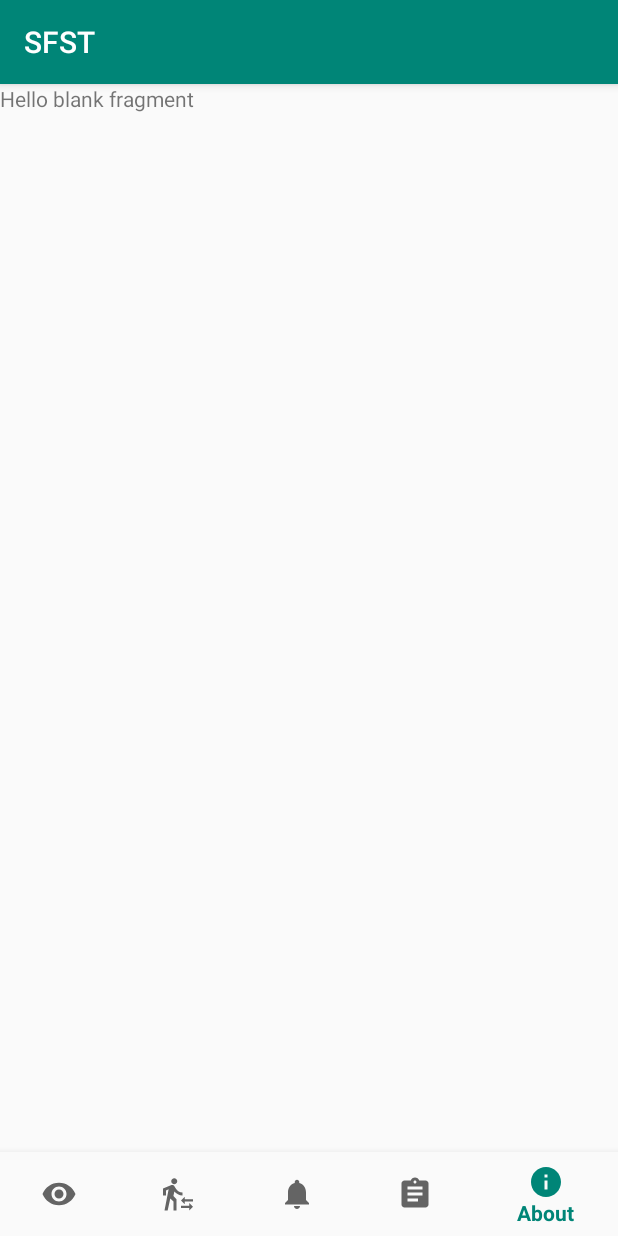
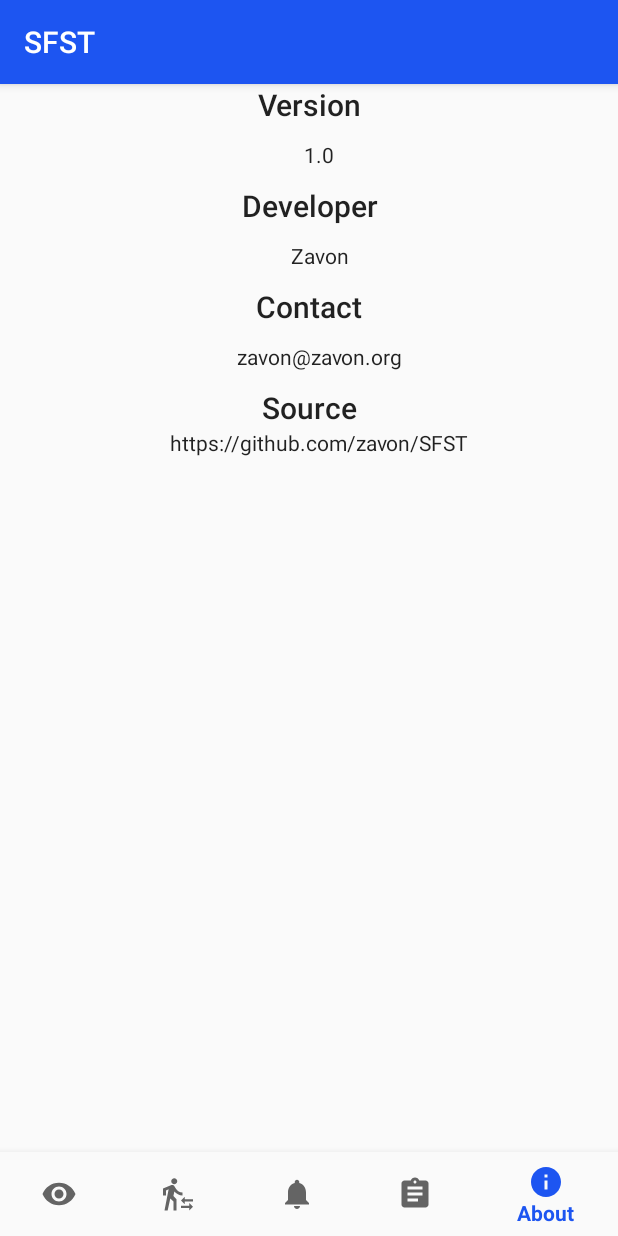
Before and after one commit to Zavon/SFSTo, an Android app: the screen it shows after launch (MainActivity), item 5 of the bottom bar chosen, on a phone screen of 412 x 824 dp. Run offline under Robolectric (Android 15) with nearby library versions, the phone set to English and light mode, and no system bars.

Commit message:
Remove unneeded widget design.
Return true to fix highlight

```diff
--- a/app/src/main/AndroidManifest.xml
+++ b/app/src/main/AndroidManifest.xml
@@ -11,7 +11,9 @@
         android:theme="@style/AppTheme">
         <activity
             android:name=".MainActivity"
+            android:screenOrientation="portrait"
             android:label="@string/app_name">
+
             <intent-filter>
                 <action android:name="android.intent.action.MAIN" />
 
--- a/app/src/main/res/layout/fragment_about.xml
+++ b/app/src/main/res/layout/fragment_about.xml
@@ -1,14 +1,82 @@
 <?xml version="1.0" encoding="utf-8"?>
-<FrameLayout xmlns:android="http://schemas.android.com/apk/res/android"
+<ScrollView
+    xmlns:android="http://schemas.android.com/apk/res/android"
     xmlns:tools="http://schemas.android.com/tools"
     android:layout_width="match_parent"
     android:layout_height="match_parent"
+    android:fillViewport="true"
     tools:context=".aboutFragment">
 
-    <!-- TODO: Update blank fragment layout -->
-    <TextView
+    <LinearLayout
         android:layout_width="match_parent"
-        android:layout_height="match_parent"
-        android:text="@string/hello_blank_fragment" />
+        android:layout_height="wrap_content"
+        android:orientation="vertical">
 
-</FrameLayout>
+
+        <!-- TODO: Update blank fragment layout -->
+        <TextView
+            android:id="@+id/versionHeader"
+            android:layout_width="match_parent"
+            android:layout_height="wrap_content"
+            android:gravity="center"
+            android:text="@string/version_header"
+            android:textAppearance="@android:style/TextAppearance.Material.Title" />
+
+        <TextView
+            android:id="@+id/version"
+            android:layout_width="match_parent"
+            android:layout_height="40dp"
+            android:gravity="center"
+            android:text="@string/version"
+            android:textAppearance="@android:style/TextAppearance.Material.Body1" />
+
+        <TextView
+            android:id="@+id/developerHead"
+            android:layout_width="match_parent"
+            android:layout_height="wrap_content"
+            android:gravity="center"
+            android:text="@string/developerHeader"
+            android:textAppearance="@android:style/TextAppearance.Material.Title" />
+
+        <TextView
+            android:id="@+id/developer"
+            android:layout_width="match_parent"
+            android:layout_height="40dp"
+            android:gravity="center"
+            android:text="@string/developer"
+            android:textAppearance="@android:style/TextAppearance.Material.Body1" />
+
+        <TextView
+            android:id="@+id/contactHead"
+            android:layout_width="match_parent"
+            android:layout_height="wrap_content"
+            android:gravity="center"
+            android:text="@string/contactHeader"
+            android:textAppearance="@android:style/TextAppearance.Material.Title" />
+
+        <TextView
+            android:id="@+id/contact"
+            android:layout_width="match_parent"
+            android:layout_height="40dp"
+            android:gravity="center"
+            android:text="@string/contact"
+            android:textAppearance="@android:style/TextAppearance.Material.Body1" />
+
+        <TextView
+            android:id="@+id/sourceHeader"
+            android:layout_width="match_parent"
+            android:layout_height="wrap_content"
+            android:gravity="center"
+            android:text="@string/sourceHeader"
+            android:textAppearance="@android:style/TextAppearance.Material.Title" />
+
+        <TextView
+            android:id="@+id/source"
+            android:layout_width="match_parent"
+            android:layout_height="wrap_content"
+            android:gravity="center"
+            android:text="@string/source"
+            android:textAppearance="@android:style/TextAppearance.Material.Body1" />
+
+    </LinearLayout>
+</ScrollView>
--- a/app/src/main/res/values/colors.xml
+++ b/app/src/main/res/values/colors.xml
@@ -1,6 +1,6 @@
 <?xml version="1.0" encoding="utf-8"?>
 <resources>
-    <color name="colorPrimary">#008577</color>
-    <color name="colorPrimaryDark">#00574B</color>
+    <color name="colorPrimary">#1d55f1</color>
+    <color name="colorPrimaryDark">#001dbc</color>
     <color name="colorAccent">#D81B60</color>
 </resources>
--- a/app/src/main/res/values/strings.xml
+++ b/app/src/main/res/values/strings.xml
@@ -22,4 +22,14 @@
     <string name="smoothPursuit">Lack of Smooth Pursuit</string>
     <string name="distinct">Distinct and Sustained Nystagmus at Maximum Deviation</string>
     <string name="priorTo45">Onset Prior to 45 degrees</string>
+
+    <!-- About Strings -->
+    <string name="version_header">Version</string>
+    <string name="version">\t1.0</string>
+    <string name="developerHeader">Developer</string>
+    <string name="developer">\tZavon</string>
+    <string name="sourceHeader">Source</string>
+    <string name="source">\thttps://github.com/zavon/SFST</string>
+    <string name="contactHeader">Contact</string>
+    <string name="contact">\tzavon@zavon.org</string>
 </resources>
```
Also changed, not shown: app/src/main/res/layout/fragment_hgn.xml (+15 -8 lines), app/src/main/res/layout/fragment_ols.xml (+15 -7 lines), app/src/main/res/layout/fragment_wat.xml (+21 -14 lines).
